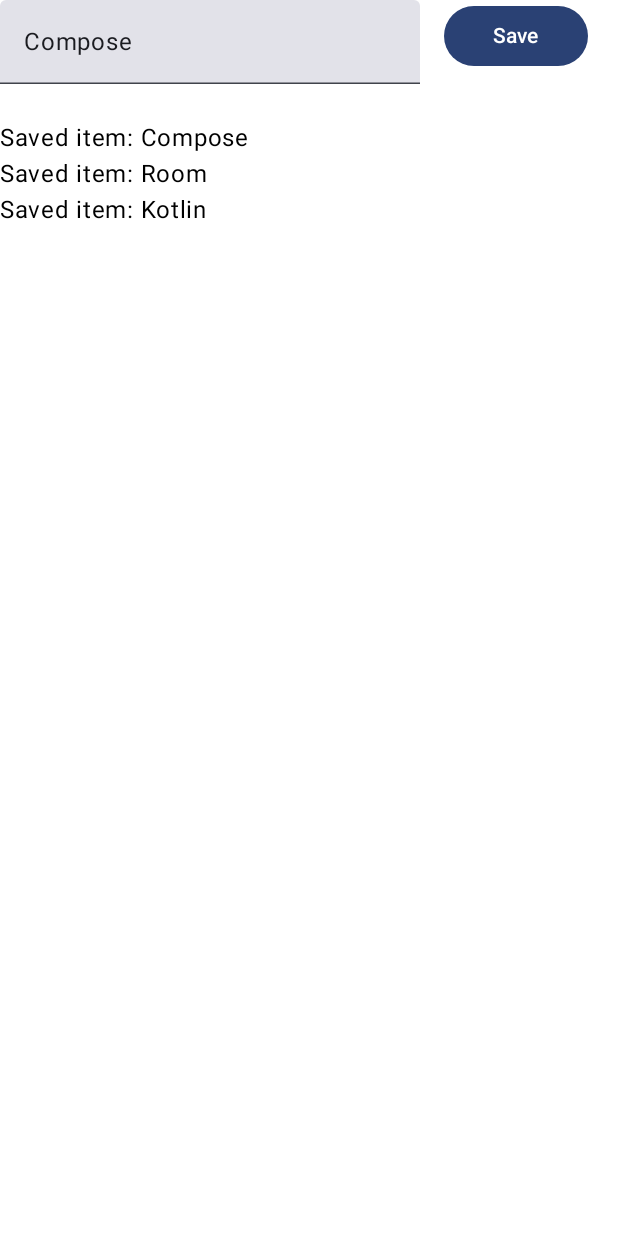
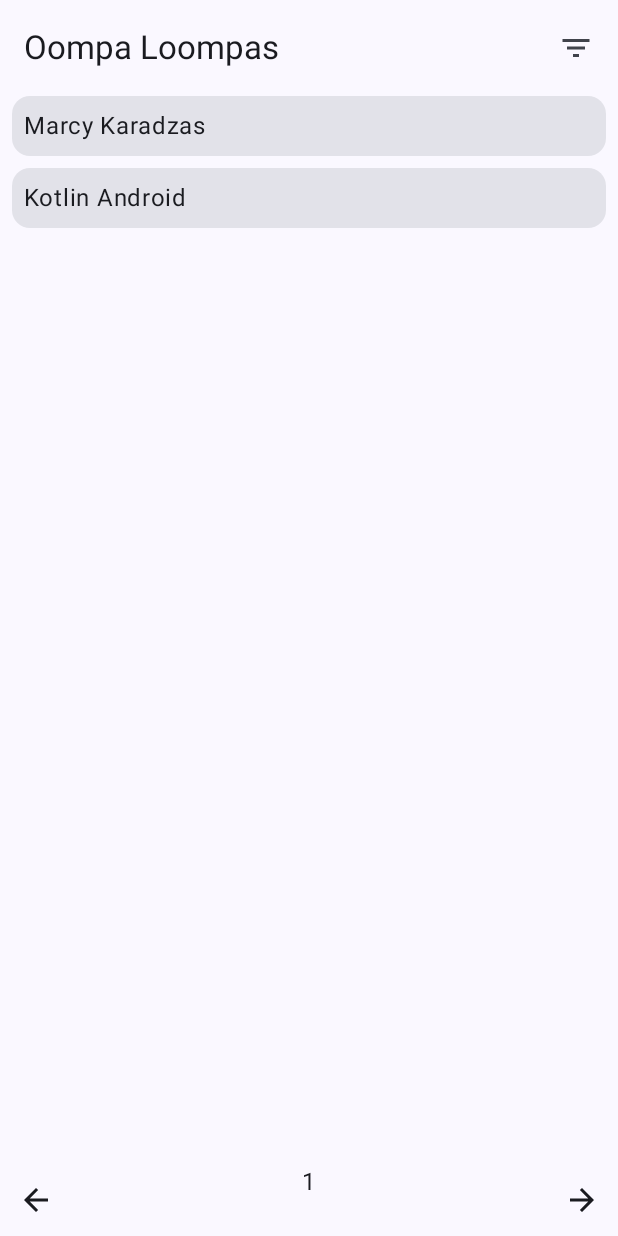
Before and after one commit to dhAlcojor/oompa-loompas-app, an Android app built with Jetpack Compose: the @Preview function DefaultPreview, on a phone screen of 412 x 824 dp. Run offline under Robolectric (Android 15) with nearby library versions, the phone set to English and light mode, and no system bars.

Commit message:
Basic UI

```diff
--- /dev/null
+++ b/app/src/main/java/com/dhalcojor/oompaloompas/ui/oompaloompaslist/OompaLoompaListItemState.kt
@@ -0,0 +1,6 @@
+package com.dhalcojor.oompaloompas.ui.oompaloompaslist
+
+data class OompaLoompaListItemState (
+    val firstName: String,
+    val lastName: String,
+)
--- a/app/src/main/java/com/dhalcojor/oompaloompas/ui/oompaloompaslist/OompaLoompasListScreen.kt
+++ b/app/src/main/java/com/dhalcojor/oompaloompas/ui/oompaloompaslist/OompaLoompasListScreen.kt
@@ -16,73 +16,122 @@
 
 package com.dhalcojor.oompaloompas.ui.oompaloompaslist
 
-import com.dhalcojor.oompaloompas.ui.theme.MyApplicationTheme
 import androidx.compose.foundation.layout.Arrangement
 import androidx.compose.foundation.layout.Column
 import androidx.compose.foundation.layout.Row
 import androidx.compose.foundation.layout.fillMaxWidth
 import androidx.compose.foundation.layout.padding
-import androidx.compose.foundation.layout.width
-import androidx.compose.material3.Button
+import androidx.compose.material.icons.Icons
+import androidx.compose.material.icons.filled.ArrowBack
+import androidx.compose.material.icons.filled.ArrowForward
+import androidx.compose.material3.Card
+import androidx.compose.material3.ExperimentalMaterial3Api
+import androidx.compose.material3.Icon
+import androidx.compose.material3.IconButton
+import androidx.compose.material3.Scaffold
 import androidx.compose.material3.Text
-import androidx.compose.material3.TextField
+import androidx.compose.material3.TopAppBar
 import androidx.compose.runtime.Composable
 import androidx.compose.runtime.getValue
-import androidx.compose.runtime.mutableStateOf
-import androidx.compose.runtime.remember
-import androidx.compose.runtime.setValue
 import androidx.compose.ui.Modifier
+import androidx.compose.ui.res.painterResource
 import androidx.compose.ui.tooling.preview.Preview
 import androidx.compose.ui.unit.dp
 import androidx.hilt.navigation.compose.hiltViewModel
 import androidx.lifecycle.compose.collectAsStateWithLifecycle
+import com.dhalcojor.oompaloompas.R
+import com.dhalcojor.oompaloompas.ui.theme.MyApplicationTheme
 
 @Composable
-fun OompaLoompasListScreen(modifier: Modifier = Modifier, viewModel: OompaLoompasListViewModel = hiltViewModel()) {
+fun OompaLoompasListScreen(
+    viewModel: OompaLoompasListViewModel = hiltViewModel()
+) {
     val items by viewModel.uiState.collectAsStateWithLifecycle()
-    if (items is OompaLoompasListUiState.Success) {
-        OompaLoompasListScreen(
-            items = (items as OompaLoompasListUiState.Success).data,
-            onSave = viewModel::addOompaLoompasList,
-            modifier = modifier
-        )
+    when (items) {
+        is OompaLoompasListUiState.Loading -> {
+            Text("Loading...")
+        }
+
+        is OompaLoompasListUiState.Success -> {
+            OompaLoompasListScreen(
+                items = (items as OompaLoompasListUiState.Success).data,
+            )
+        }
+
+        else -> {
+            Text("Error")
+        }
     }
 }
 
+@OptIn(ExperimentalMaterial3Api::class)
 @Composable
 internal fun OompaLoompasListScreen(
-    items: List<String>,
-    onSave: (name: String) -> Unit,
-    modifier: Modifier = Modifier
+    items: List<OompaLoompaListItemState>,
 ) {
-    Column(modifier) {
-        var nameOompaLoompasList by remember { mutableStateOf("Compose") }
-        Row(
-            modifier = Modifier.fillMaxWidth().padding(bottom = 24.dp),
-            horizontalArrangement = Arrangement.spacedBy(16.dp)
-        ) {
-            TextField(
-                value = nameOompaLoompasList,
-                onValueChange = { nameOompaLoompasList = it }
+    Scaffold(
+        topBar = {
+            TopAppBar(
+                title = { Text("Oompa Loompas") },
+                actions = {
+                    IconButton(onClick = { /*TODO*/ }) {
+                        Icon(
+                            painter = painterResource(id = R.drawable.filter_list_24),
+                            contentDescription = "Filter",
+                        )
+                    }
+                }
             )
-
-            Button(modifier = Modifier.width(96.dp), onClick = { onSave(nameOompaLoompasList) }) {
-                Text("Save")
+        },
+        bottomBar = {
+            Row(
+                modifier = Modifier.fillMaxWidth(),
+                horizontalArrangement = Arrangement.SpaceBetween
+            ) {
+                IconButton(onClick = { /*TODO*/ }) {
+                    Icon(
+                        Icons.Filled.ArrowBack,
+                        contentDescription = "Previous page",
+                    )
+                }
+                Text(text = "1")
+                IconButton(onClick = { /*TODO*/ }) {
+                    Icon(
+                        Icons.Filled.ArrowForward,
+                        contentDescription = "Next page",
+                    )
+                }
             }
         }
-        items.forEach {
-            Text("Saved item: $it")
+    ) { padding ->
+        Column(
+            modifier = Modifier
+                .padding(padding)
+                .padding(horizontal = 8.dp, vertical = 0.dp),
+            verticalArrangement = Arrangement.spacedBy(8.dp)
+        ) {
+            items.forEach {
+                Card(
+                    modifier = Modifier.fillMaxWidth()
+                ) {
+                    Text(modifier = Modifier.padding(8.dp), text = "${it.firstName} ${it.lastName}")
+                }
+            }
         }
     }
 }
 
 // Previews
+val previewItems = listOf(
+    OompaLoompaListItemState("Marcy", "Karadzas"),
+    OompaLoompaListItemState("Kotlin", "Android"),
+)
 
 @Preview(showBackground = true)
 @Composable
 private fun DefaultPreview() {
     MyApplicationTheme {
-        OompaLoompasListScreen(listOf("Compose", "Room", "Kotlin"), onSave = {})
+        OompaLoompasListScreen(previewItems)
     }
 }
 
@@ -90,6 +139,6 @@ private fun DefaultPreview() {
 @Composable
 private fun PortraitPreview() {
     MyApplicationTheme {
-        OompaLoompasListScreen(listOf("Compose", "Room", "Kotlin"), onSave = {})
+        OompaLoompasListScreen(previewItems)
     }
 }
--- /dev/null
+++ b/app/src/main/res/drawable/filter_list_24.xml
@@ -0,0 +1,5 @@
+<vector android:height="24dp" android:tint="#000000"
+    android:viewportHeight="24" android:viewportWidth="24"
+    android:width="24dp" xmlns:android="http://schemas.android.com/apk/res/android">
+    <path android:fillColor="@android:color/white" android:pathData="M10,18h4v-2h-4v2zM3,6v2h18L21,6L3,6zM6,13h12v-2L6,11v2z"/>
+</vector>
```
Also changed, not shown: app/src/main/java/com/dhalcojor/oompaloompas/data/OompaLoompasListRepository.kt (+11 -4 lines), app/src/main/java/com/dhalcojor/oompaloompas/data/di/DataModule.kt (+6 -2 lines), app/src/main/java/com/dhalcojor/oompaloompas/ui/oompaloompaslist/OompaLoompasListViewModel.kt (+6 -13 lines).
